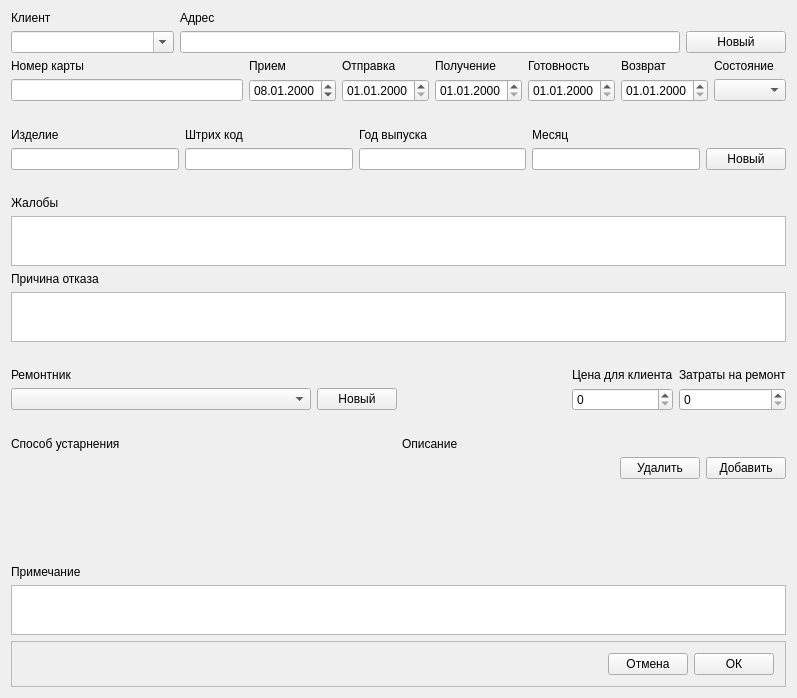
The window that addform.ui (Flamio/RepairCards) describes before a commit, drawn with Qt 5.
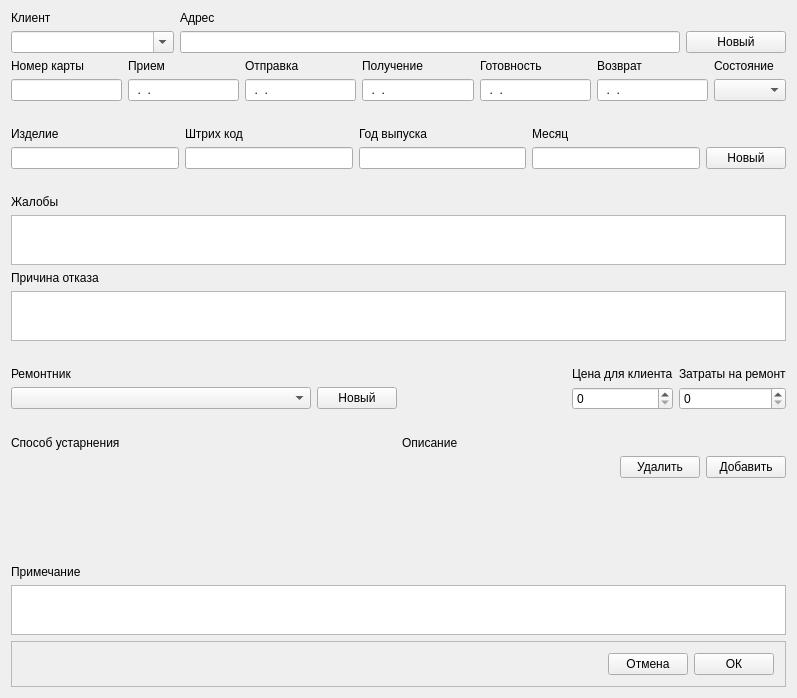
The same window after the commit.

Patch:
```diff
--- a/addform.ui
+++ b/addform.ui
@@ -77,19 +77,6 @@
           </property>
          </widget>
         </item>
-        <item row="1" column="4">
-         <widget class="QDateEdit" name="readyDate">
-          <property name="maximumSize">
-           <size>
-            <width>16777215</width>
-            <height>16777215</height>
-           </size>
-          </property>
-          <property name="displayFormat">
-           <string>dd.MM.yyyy</string>
-          </property>
-         </widget>
-        </item>
         <item row="1" column="0">
          <widget class="QLineEdit" name="cardNumber">
           <property name="maximumSize">
@@ -103,39 +90,6 @@
           </property>
          </widget>
         </item>
-        <item row="1" column="5">
-         <widget class="QDateEdit" name="returnDate">
-          <property name="displayFormat">
-           <string>dd.MM.yyyy</string>
-          </property>
-         </widget>
-        </item>
-        <item row="1" column="1">
-         <widget class="QDateEdit" name="receiveDate">
-          <property name="maximumSize">
-           <size>
-            <width>16777215</width>
-            <height>16777215</height>
-           </size>
-          </property>
-          <property name="dateTime">
-           <datetime>
-            <hour>0</hour>
-            <minute>0</minute>
-            <second>0</second>
-            <year>2000</year>
-            <month>1</month>
-            <day>8</day>
-           </datetime>
-          </property>
-          <property name="currentSection">
-           <enum>QDateTimeEdit::DaySection</enum>
-          </property>
-          <property name="displayFormat">
-           <string>dd.MM.yyyy</string>
-          </property>
-         </widget>
-        </item>
         <item row="1" column="6">
          <widget class="QComboBox" name="state"/>
         </item>
@@ -181,17 +135,38 @@
           </property>
          </widget>
         </item>
+        <item row="1" column="1">
+         <widget class="QLineEdit" name="receiveDate">
+          <property name="inputMask">
+           <string>99.99.9999</string>
+          </property>
+         </widget>
+        </item>
         <item row="1" column="2">
-         <widget class="QDateEdit" name="dateEdit">
-          <property name="displayFormat">
-           <string>dd.MM.yyyy</string>
+         <widget class="QLineEdit" name="sendDate">
+          <property name="inputMask">
+           <string>99.99.9999</string>
           </property>
          </widget>
         </item>
         <item row="1" column="3">
-         <widget class="QDateEdit" name="dateEdit_2">
-          <property name="displayFormat">
-           <string>dd.MM.yyyy</string>
+         <widget class="QLineEdit" name="receiveDate2">
+          <property name="inputMask">
+           <string>99.99.9999</string>
+          </property>
+         </widget>
+        </item>
+        <item row="1" column="4">
+         <widget class="QLineEdit" name="readyDate">
+          <property name="inputMask">
+           <string>99.99.9999</string>
+          </property>
+         </widget>
+        </item>
+        <item row="1" column="5">
+         <widget class="QLineEdit" name="returnDate">
+          <property name="inputMask">
+           <string>99.99.9999</string>
           </property>
          </widget>
         </item>
```
